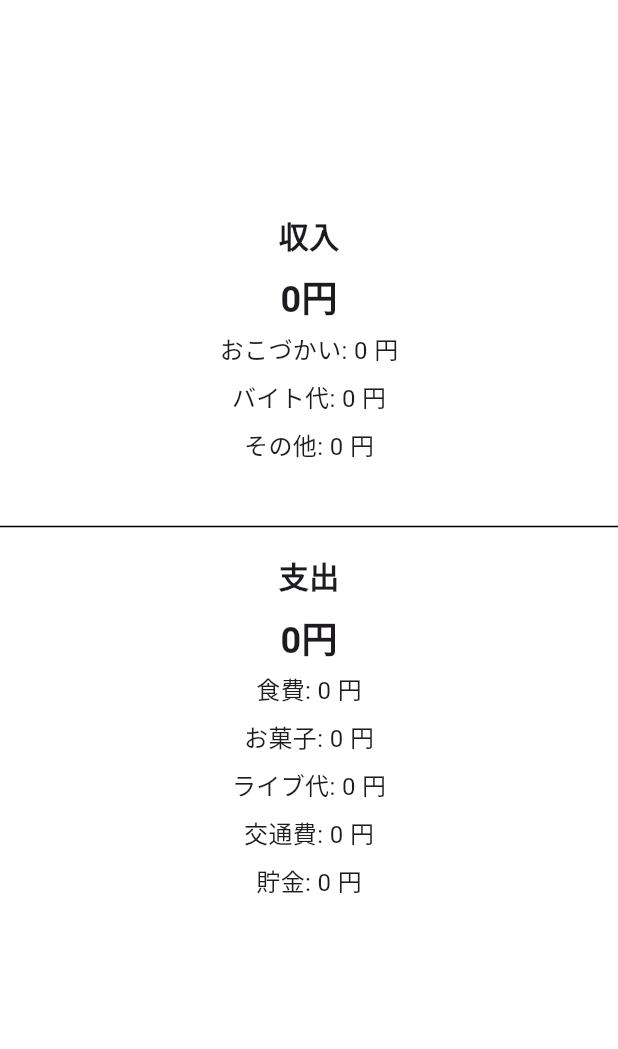
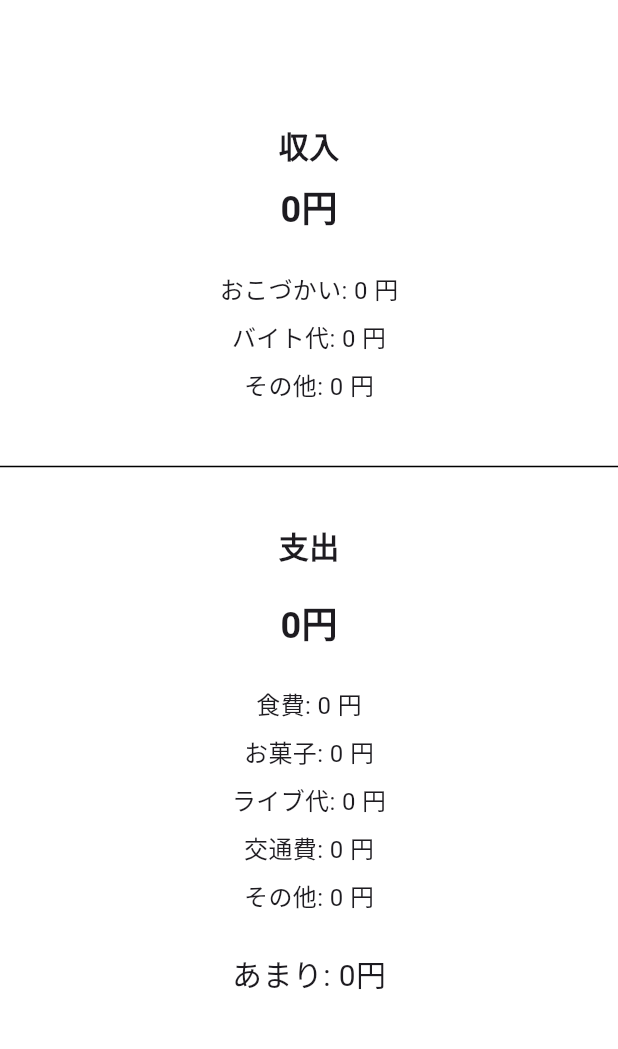
Before and after one commit to riko-1732/pokemoney, a Flutter app: the GraphPage screen opened directly, on a phone screen of 412 x 824 dp, the part 63-1112 px from its top. Run offline on Flutter 3.47's test engine with Material 3 defaults, Android fonts, the light colour scheme and no system bars; our stand-ins replace google_fonts, sqflite, table_calendar; accounts and stored records are empty.

Commit message:
add difference money

```diff
--- a/lib/src/screens/graph.dart
+++ b/lib/src/screens/graph.dart
@@ -9,7 +9,8 @@ const Map<int, String> paymentCategoryNames = {
   2: 'お菓子',
   3: 'ライブ代',
   4: '交通費',
-  5: '貯金',
+  5: 'その他',
+  6: '貯金',
 };
 
 class GraphPage extends StatefulWidget {
@@ -153,6 +154,11 @@ class _GraphPageState extends State<GraphPage> {
     }
   }
 
+  int get diffirenceMoney {
+    final diffirence = totalIncome - totalPayment;
+    return diffirence;
+  }
+
   @override
   Widget build(BuildContext context) {
     return Scaffold(
@@ -178,20 +184,21 @@ class _GraphPageState extends State<GraphPage> {
                   fontWeight: FontWeight.bold,
                 ),
               ),
+              SizedBox(height: 20),
               _buildIncomeCategoryTotal('おこづかい', categoryIncomeTotals[1] ?? 0),
               _buildIncomeCategoryTotal('バイト代', categoryIncomeTotals[2] ?? 0),
               _buildIncomeCategoryTotal('その他', categoryIncomeTotals[3] ?? 0),
 
               const SizedBox(height: 30),
               const Divider(),
-              const SizedBox(height: 10),
+              const SizedBox(height: 30),
 
               // 支出表示
               const Text(
                 '支出',
                 style: TextStyle(fontSize: 20, fontWeight: FontWeight.bold),
               ),
-              const SizedBox(height: 10),
+              const SizedBox(height: 20),
               Text(
                 '${totalPayment.toString()}円',
                 style: const TextStyle(
@@ -199,6 +206,7 @@ class _GraphPageState extends State<GraphPage> {
                   fontWeight: FontWeight.bold,
                 ),
               ),
+              SizedBox(height: 20),
 
               // _buildCategoryDetailを使用して、すべての支出カテゴリを表示
               _buildCategoryDetail(
@@ -226,6 +234,8 @@ class _GraphPageState extends State<GraphPage> {
                 paymentCategoryNames[5]!,
                 categoryPaymentTotals[5] ?? 0,
               ),
+              SizedBox(height: 20),
+              Text('あまり: ${diffirenceMoney}円', style: TextStyle(fontSize: 20)),
 
               // 以前の_buildAllocationDifferenceは不要になったので削除
               const SizedBox(height: 50),
--- a/lib/src/screens/saving.dart
+++ b/lib/src/screens/saving.dart
@@ -23,6 +23,7 @@ class _SavingPageState extends State<SavingPage> {
     "ライブ代": 0,
     "交通費": 0,
     "その他": 0,
+    "貯金": 0,
   };
 
   // TextEditingControllerをカテゴリごとに保持
@@ -87,7 +88,7 @@ class _SavingPageState extends State<SavingPage> {
     return Scaffold(
       appBar: AppBar(
         backgroundColor: Theme.of(context).colorScheme.inversePrimary,
-        title: Text(widget.title),
+        title: Text('pokemoney'),
       ),
       body: SingleChildScrollView(
         child: Center(
@@ -132,7 +133,7 @@ class _SavingPageState extends State<SavingPage> {
 
               const SizedBox(height: 20),
               Text(
-                '貯金額：${remainingIncome}円',
+                'あまり：${remainingIncome}円',
                 style: const TextStyle(
                   fontWeight: FontWeight.bold,
                   fontSize: 18,
```
